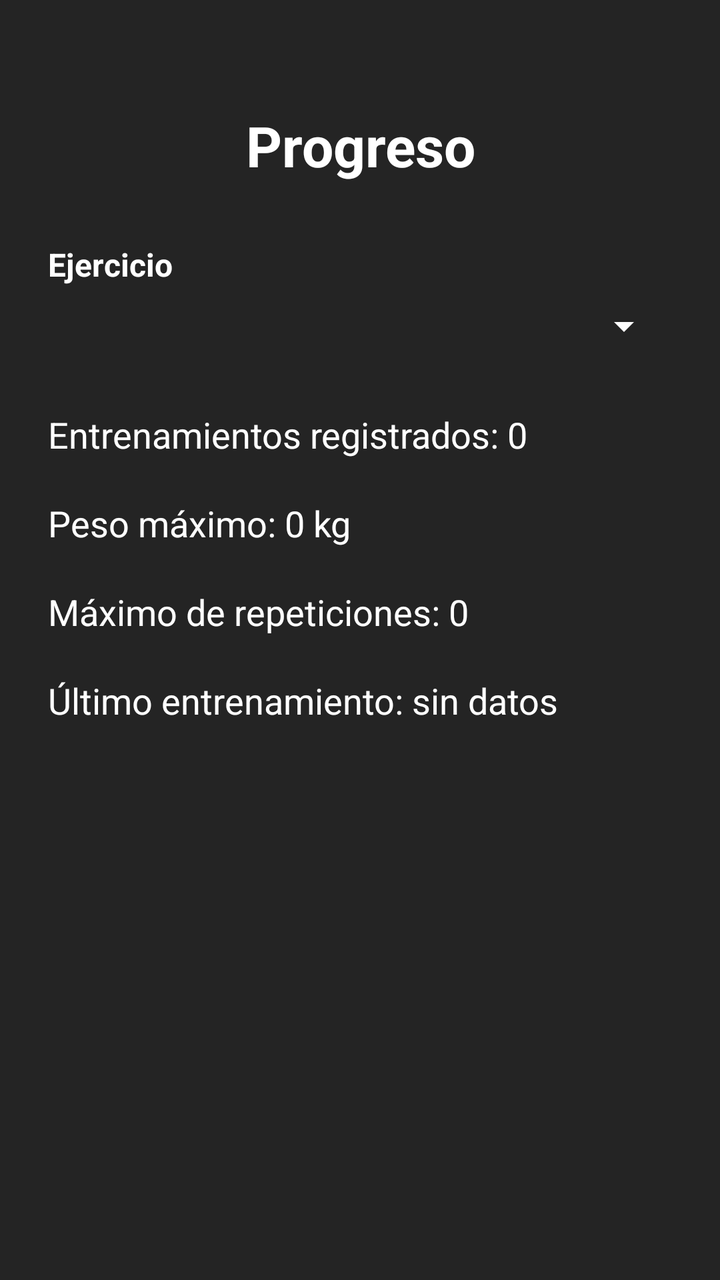
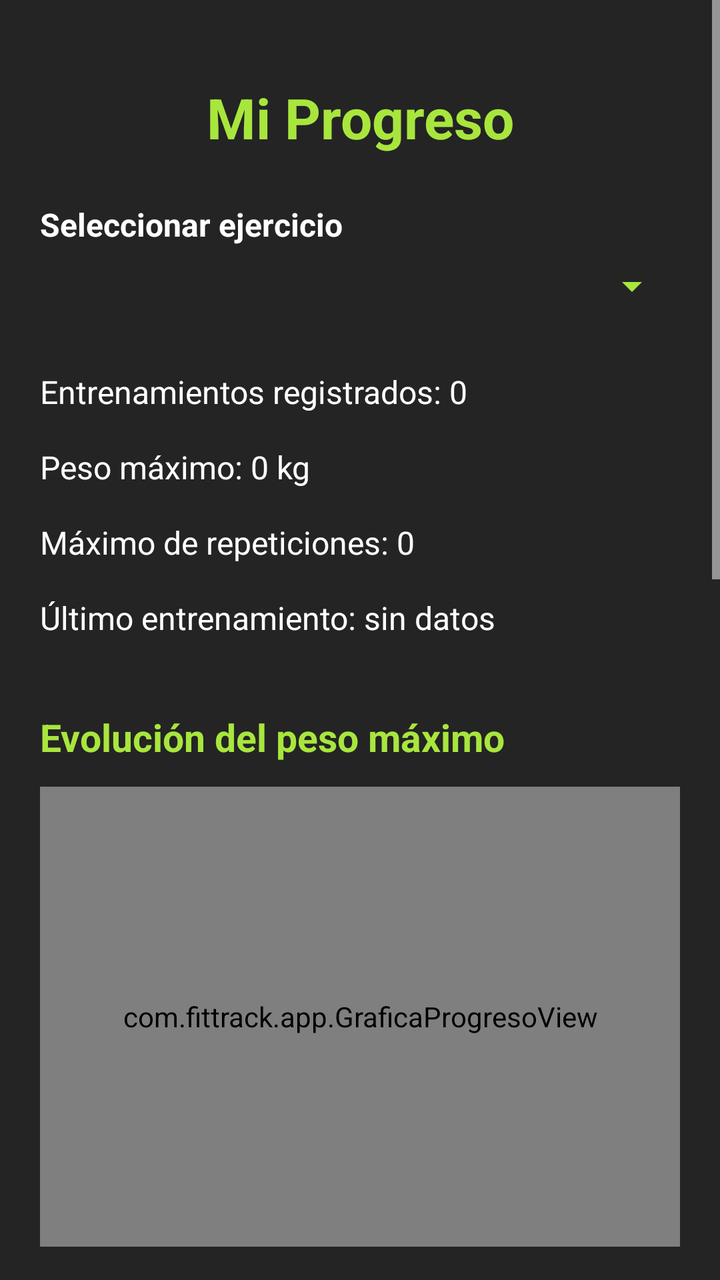

The first picture is an Android layout as it rendered before a commit; the second is the same layout after the commit. The layout source and the unified diff follow.
<!-- AndroidManifest.xml: application theme Theme.FitTrack -->
<!-- res/layout/activity_progreso.xml -->
<?xml version="1.0" encoding="utf-8"?>
<ScrollView
    xmlns:android="http://schemas.android.com/apk/res/android"
    android:layout_width="match_parent"
    android:layout_height="match_parent"
    android:fillViewport="true">

    <LinearLayout
        android:id="@+id/main"
        android:layout_width="match_parent"
        android:layout_height="wrap_content"
        android:orientation="vertical"
        android:padding="24dp">

        <TextView
            android:layout_width="match_parent"
            android:layout_height="wrap_content"
            android:layout_marginTop="30dp"
            android:gravity="center"
            android:text="Progreso"
            android:textSize="28sp"
            android:textStyle="bold" />

        <TextView
            android:layout_width="match_parent"
            android:layout_height="wrap_content"
            android:layout_marginTop="30dp"
            android:text="Ejercicio"
            android:textSize="16sp"
            android:textStyle="bold" />

        <Spinner
            android:id="@+id/spinnerEjercicios"
            android:layout_width="match_parent"
            android:layout_height="wrap_content"
            android:layout_marginTop="8dp" />

        <TextView
            android:id="@+id/txtEntrenamientosRegistrados"
            android:layout_width="match_parent"
            android:layout_height="wrap_content"
            android:layout_marginTop="30dp"
            android:text="Entrenamientos registrados: 0"
            android:textSize="18sp" />

        <TextView
            android:id="@+id/txtPesoMaximo"
            android:layout_width="match_parent"
            android:layout_height="wrap_content"
            android:layout_marginTop="20dp"
            android:text="Peso máximo: 0 kg"
            android:textSize="18sp" />

        <TextView
            android:id="@+id/txtRepeticionesMaximas"
            android:layout_width="match_parent"
            android:layout_height="wrap_content"
            android:layout_marginTop="20dp"
            android:text="Máximo de repeticiones: 0"
            android:textSize="18sp" />

        <TextView
            android:id="@+id/txtUltimoEntrenamiento"
            android:layout_width="match_parent"
            android:layout_height="wrap_content"
            android:layout_marginTop="20dp"
            android:text="Último entrenamiento: sin datos"
            android:textSize="18sp" />

    </LinearLayout>

</ScrollView>
<!-- resources referenced by this layout -->
<resources>
  <style name="Theme.FitTrack" parent="Base.Theme.FitTrack" />
  <style name="Base.Theme.FitTrack" parent="Theme.Material3.DayNight.NoActionBar">
  
          
          <item name="colorPrimary">@color/fittrack_green</item>
          <item name="colorOnPrimary">@color/black</item>
  
          <item name="colorSecondary">@color/fittrack_green</item>
          <item name="colorOnSecondary">@color/black</item>
  
          
          <item name="android:colorBackground">@color/fittrack_background</item>
          <item name="colorSurface">@color/fittrack_background</item>
  
          
          <item name="colorOnSurface">@color/white</item>
          <item name="colorOnBackground">@color/white</item>
  
          <item name="android:textColor">@color/white</item>
          <item name="android:textColorPrimary">@color/white</item>
          <item name="android:textColorSecondary">@color/white</item>
          <item name="android:textColorHint">@color/white</item>
  
          
          <item name="colorOnSurfaceVariant">@color/white</item>
  
          
          <item name="android:statusBarColor">@color/fittrack_background</item>
          <item name="android:navigationBarColor">@color/fittrack_background</item>
  
          <item name="android:windowLightStatusBar">false</item>
          <item name="android:windowLightNavigationBar">false</item>
  
      </style>
  <color name="fittrack_green">#A8E63D</color>
  <color name="black">#FF000000</color>
  <color name="fittrack_background">#242424</color>
  <color name="white">#FFFFFFFF</color>
</resources>

<!-- the commit's change to res/layout/activity_progreso.xml (unified diff, before → after) -->
@@ -3,6 +3,7 @@
     xmlns:android="http://schemas.android.com/apk/res/android"
     android:layout_width="match_parent"
     android:layout_height="match_parent"
+    android:background="@color/fittrack_background"
     android:fillViewport="true">
 
     <LinearLayout
@@ -10,22 +11,26 @@
         android:layout_width="match_parent"
         android:layout_height="wrap_content"
         android:orientation="vertical"
-        android:padding="24dp">
+        android:padding="20dp">
 
+        
         <TextView
             android:layout_width="match_parent"
             android:layout_height="wrap_content"
-            android:layout_marginTop="30dp"
+            android:layout_marginTop="20dp"
             android:gravity="center"
-            android:text="Progreso"
+            android:text="Mi Progreso"
+            android:textColor="@color/fittrack_green"
             android:textSize="28sp"
             android:textStyle="bold" />
 
+        
         <TextView
             android:layout_width="match_parent"
             android:layout_height="wrap_content"
-            android:layout_marginTop="30dp"
-            android:text="Ejercicio"
+            android:layout_marginTop="24dp"
+            android:text="Seleccionar ejercicio"
+            android:textColor="@color/white"
             android:textSize="16sp"
             android:textStyle="bold" />
 
@@ -33,39 +38,118 @@
             android:id="@+id/spinnerEjercicios"
             android:layout_width="match_parent"
             android:layout_height="wrap_content"
-            android:layout_marginTop="8dp" />
+            android:layout_marginTop="8dp"
+            android:backgroundTint="@color/fittrack_green" />
 
+        
         <TextView
             android:id="@+id/txtEntrenamientosRegistrados"
             android:layout_width="match_parent"
             android:layout_height="wrap_content"
             android:layout_marginTop="30dp"
             android:text="Entrenamientos registrados: 0"
-            android:textSize="18sp" />
+            android:textColor="@color/white"
+            android:textSize="16sp" />
 
         <TextView
             android:id="@+id/txtPesoMaximo"
             android:layout_width="match_parent"
             android:layout_height="wrap_content"
-            android:layout_marginTop="20dp"
+            android:layout_marginTop="16dp"
             android:text="Peso máximo: 0 kg"
-            android:textSize="18sp" />
+            android:textColor="@color/white"
+            android:textSize="16sp" />
 
         <TextView
             android:id="@+id/txtRepeticionesMaximas"
             android:layout_width="match_parent"
             android:layout_height="wrap_content"
-            android:layout_marginTop="20dp"
+            android:layout_marginTop="16dp"
             android:text="Máximo de repeticiones: 0"
-            android:textSize="18sp" />
+            android:textColor="@color/white"
+            android:textSize="16sp" />
 
         <TextView
             android:id="@+id/txtUltimoEntrenamiento"
             android:layout_width="match_parent"
             android:layout_height="wrap_content"
-            android:layout_marginTop="20dp"
+            android:layout_marginTop="16dp"
             android:text="Último entrenamiento: sin datos"
-            android:textSize="18sp" />
+            android:textColor="@color/white"
+            android:textSize="16sp" />
+
+        
+        <TextView
+            android:layout_width="match_parent"
+            android:layout_height="wrap_content"
+            android:layout_marginTop="36dp"
+            android:text="Evolución del peso máximo"
+            android:textColor="@color/fittrack_green"
+            android:textSize="19sp"
+            android:textStyle="bold" />
+
+        <com.fittrack.app.GraficaProgresoView
+            android:id="@+id/graficaPeso"
+            android:layout_width="match_parent"
+            android:layout_height="230dp"
+            android:layout_marginTop="12dp"
+            android:background="@color/fittrack_surface" />
+
+        
+        <TextView
+            android:layout_width="match_parent"
+            android:layout_height="wrap_content"
+            android:layout_marginTop="32dp"
+            android:text="Evolución de repeticiones"
+            android:textColor="@color/white"
+            android:textSize="19sp"
+            android:textStyle="bold" />
+
+        <com.fittrack.app.GraficaProgresoView
+            android:id="@+id/graficaRepeticiones"
+            android:layout_width="match_parent"
+            android:layout_height="230dp"
+            android:layout_marginTop="12dp"
+            android:background="@color/fittrack_surface" />
+
+        
+        <TextView
+            android:layout_width="match_parent"
+            android:layout_height="wrap_content"
+            android:layout_marginTop="32dp"
+            android:text="Volumen de entrenamiento"
+            android:textColor="@color/white"
+            android:textSize="19sp"
+            android:textStyle="bold" />
+
+        <com.fittrack.app.GraficaProgresoView
+            android:id="@+id/graficaVolumen"
+            android:layout_width="match_parent"
+            android:layout_height="230dp"
+            android:layout_marginTop="12dp"
+            android:background="@color/fittrack_surface" />
+
+        
+        <TextView
+            android:layout_width="match_parent"
+            android:layout_height="wrap_content"
+            android:layout_marginTop="32dp"
+            android:text="Comparación de entrenamientos"
+            android:textColor="@color/fittrack_green"
+            android:textSize="19sp"
+            android:textStyle="bold" />
+
+        <TextView
+            android:id="@+id/txtComparacion"
+            android:layout_width="match_parent"
+            android:layout_height="wrap_content"
+            android:layout_marginTop="12dp"
+            android:layout_marginBottom="32dp"
+            android:background="@color/fittrack_surface"
+            android:padding="16dp"
+            android:text="Necesitas al menos dos entrenamientos para comparar tu progreso."
+            android:textColor="@color/white"
+            android:textSize="15sp" />
 
     </LinearLayout>
 
<!-- resource entries referenced after the edit -->
@@ -35,6 +35,7 @@
   
       </style>
   <color name="fittrack_green">#A8E63D</color>
+  <color name="fittrack_surface">#3A3A3A</color>
   <color name="black">#FF000000</color>
   <color name="fittrack_background">#242424</color>
   <color name="white">#FFFFFFFF</color>
